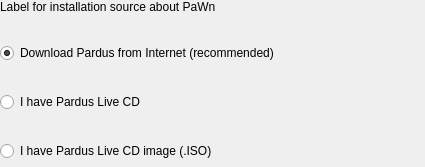
First picture: the form in playground/gsoc/PaW/src/gui/widgetSource.ui, repository pars-linux/uludag, before the edit.
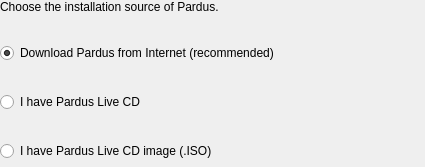
Second picture: the form after the edit.

Commit message: using CD/DVD as an installation source. gui modifications, CD drive controls.

Patch:
```diff
--- a/playground/gsoc/PaW/src/gui/widgetSource.ui
+++ b/playground/gsoc/PaW/src/gui/widgetSource.ui
@@ -26,7 +26,7 @@
     <item>
      <widget class="QLabel" name="label">
       <property name="text">
-       <string>Label for installation source about PaWn</string>
+       <string>Choose the installation source of Pardus. </string>
       </property>
      </widget>
     </item>
```
The commit also changes 10 other files.
